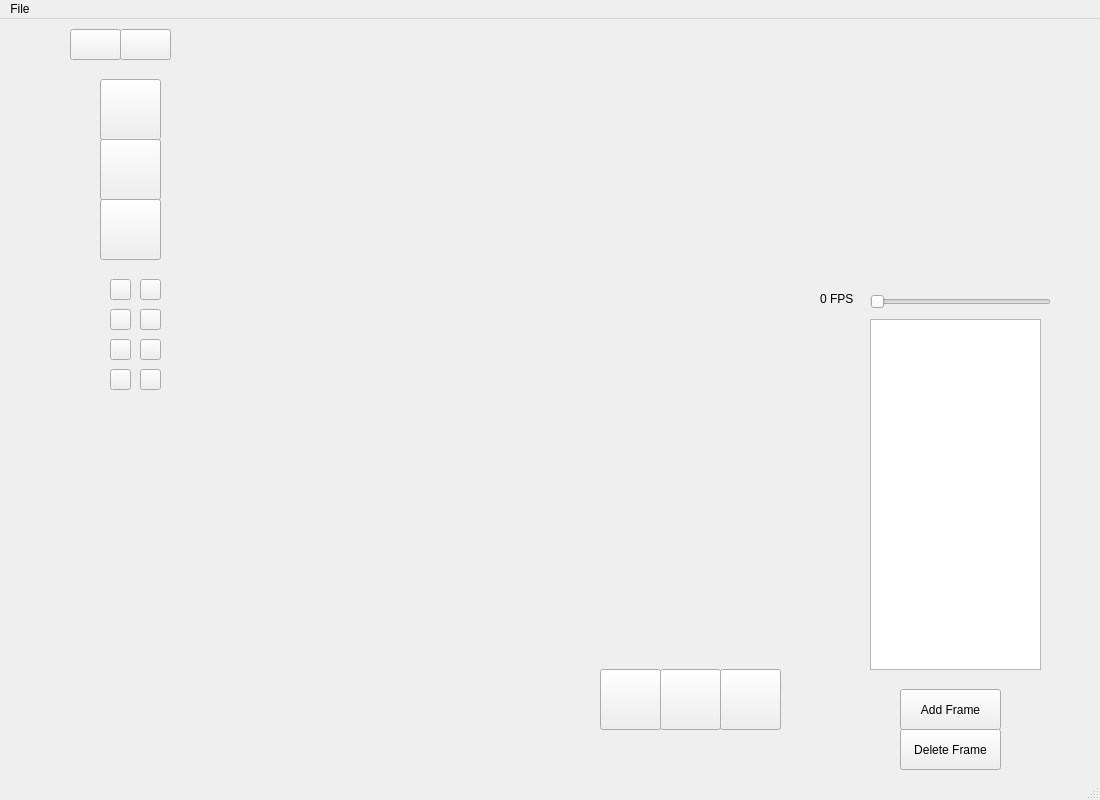
Above: SpriteEditor/spriteview.ui from bestcreator01/sprite-editor before the change. Below: the same form after it.
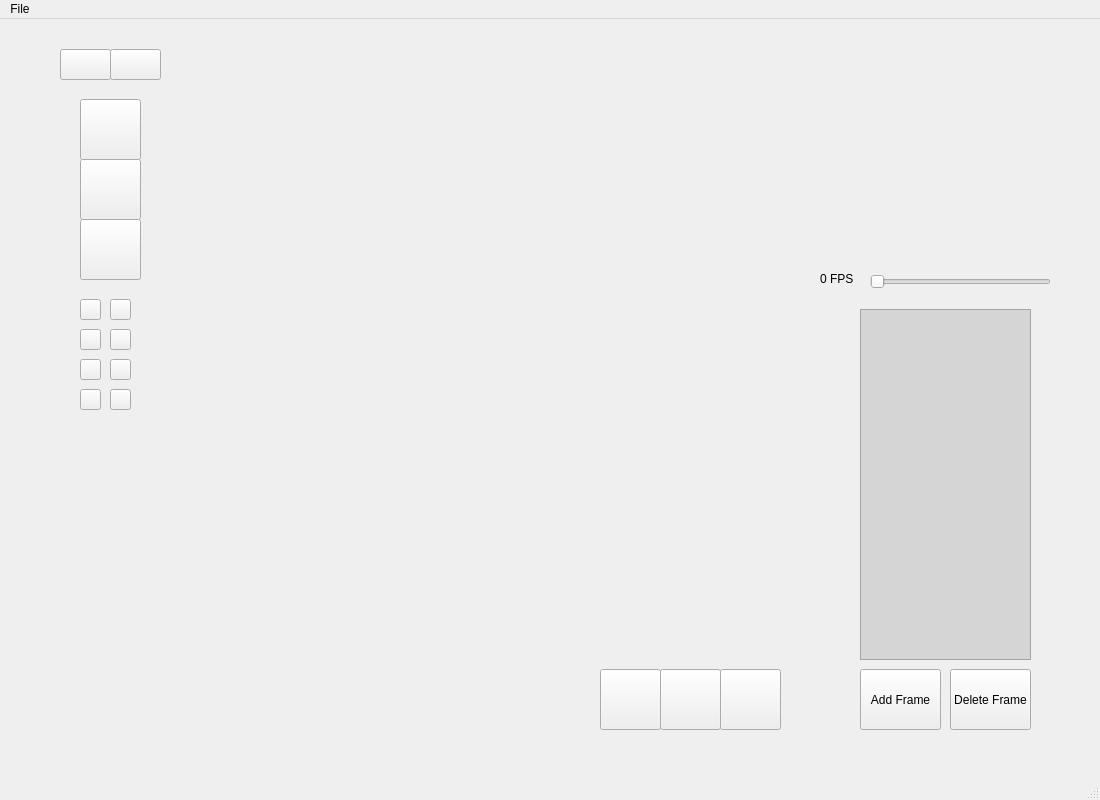
That is the form after the change.

```diff
--- a/SpriteEditor/spriteview.ui
+++ b/SpriteEditor/spriteview.ui
@@ -16,6 +16,12 @@
   <property name="windowTitle">
    <string>SpriteView</string>
   </property>
+  <property name="autoFillBackground">
+   <bool>false</bool>
+  </property>
+  <property name="styleSheet">
+   <string notr="true"/>
+  </property>
   <widget class="QWidget" name="centralwidget">
    <widget class="QLabel" name="pixelCanvas">
     <property name="geometry">
@@ -36,8 +42,8 @@
    <widget class="QPushButton" name="penButton">
     <property name="geometry">
      <rect>
-      <x>100</x>
-      <y>60</y>
+      <x>80</x>
+      <y>80</y>
       <width>61</width>
       <height>61</height>
      </rect>
@@ -55,8 +61,8 @@
    <widget class="QPushButton" name="eraserButton">
     <property name="geometry">
      <rect>
-      <x>100</x>
-      <y>120</y>
+      <x>80</x>
+      <y>140</y>
       <width>61</width>
       <height>61</height>
      </rect>
@@ -74,8 +80,8 @@
    <widget class="QPushButton" name="sprayButton">
     <property name="geometry">
      <rect>
-      <x>100</x>
-      <y>180</y>
+      <x>80</x>
+      <y>200</y>
       <width>61</width>
       <height>61</height>
      </rect>
@@ -94,7 +100,7 @@
     <property name="geometry">
      <rect>
       <x>870</x>
-      <y>270</y>
+      <y>250</y>
       <width>181</width>
       <height>25</height>
      </rect>
@@ -112,10 +118,10 @@
    <widget class="QPushButton" name="addFrame">
     <property name="geometry">
      <rect>
-      <x>900</x>
-      <y>670</y>
-      <width>101</width>
-      <height>41</height>
+      <x>860</x>
+      <y>650</y>
+      <width>81</width>
+      <height>61</height>
      </rect>
     </property>
     <property name="text">
@@ -125,10 +131,10 @@
    <widget class="QPushButton" name="deleteFrame">
     <property name="geometry">
      <rect>
-      <x>900</x>
-      <y>710</y>
-      <width>101</width>
-      <height>41</height>
+      <x>950</x>
+      <y>650</y>
+      <width>81</width>
+      <height>61</height>
      </rect>
     </property>
     <property name="text">
@@ -139,7 +145,7 @@
     <property name="geometry">
      <rect>
       <x>820</x>
-      <y>270</y>
+      <y>250</y>
       <width>51</width>
       <height>20</height>
      </rect>
@@ -151,18 +157,21 @@
    <widget class="QListWidget" name="listWidget">
     <property name="geometry">
      <rect>
-      <x>870</x>
-      <y>300</y>
+      <x>860</x>
+      <y>290</y>
       <width>171</width>
       <height>351</height>
      </rect>
     </property>
+    <property name="styleSheet">
+     <string notr="true">background-color: rgb(213, 213, 213)</string>
+    </property>
    </widget>
    <widget class="QPushButton" name="colorRed">
     <property name="geometry">
      <rect>
-      <x>110</x>
-      <y>260</y>
+      <x>80</x>
+      <y>280</y>
       <width>21</width>
       <height>21</height>
      </rect>
@@ -174,8 +183,8 @@
    <widget class="QPushButton" name="colorOrange">
     <property name="geometry">
      <rect>
-      <x>140</x>
-      <y>260</y>
+      <x>110</x>
+      <y>280</y>
       <width>21</width>
       <height>21</height>
      </rect>
@@ -187,8 +196,8 @@
    <widget class="QPushButton" name="colorYellow">
     <property name="geometry">
      <rect>
-      <x>110</x>
-      <y>290</y>
+      <x>80</x>
+      <y>310</y>
       <width>21</width>
       <height>21</height>
      </rect>
@@ -200,8 +209,8 @@
    <widget class="QPushButton" name="colorGreen">
     <property name="geometry">
      <rect>
-      <x>140</x>
-      <y>290</y>
+      <x>110</x>
+      <y>310</y>
       <width>21</width>
       <height>21</height>
      </rect>
@@ -270,8 +279,8 @@
    <widget class="QPushButton" name="undoButton">
     <property name="geometry">
      <rect>
-      <x>70</x>
-      <y>10</y>
+      <x>60</x>
+      <y>30</y>
       <width>51</width>
       <height>31</height>
      </rect>
@@ -289,8 +298,8 @@
    <widget class="QPushButton" name="redoButton">
     <property name="geometry">
      <rect>
-      <x>120</x>
-      <y>10</y>
+      <x>110</x>
+      <y>30</y>
       <width>51</width>
       <height>31</height>
      </rect>
@@ -308,8 +317,8 @@
    <widget class="QPushButton" name="colorPurple">
     <property name="geometry">
      <rect>
-      <x>140</x>
-      <y>320</y>
+      <x>110</x>
+      <y>340</y>
       <width>21</width>
       <height>21</height>
      </rect>
@@ -321,8 +330,8 @@
    <widget class="QPushButton" name="colorWhite">
     <property name="geometry">
      <rect>
-      <x>140</x>
-      <y>350</y>
+      <x>110</x>
+      <y>370</y>
       <width>21</width>
       <height>21</height>
      </rect>
@@ -334,8 +343,8 @@
    <widget class="QPushButton" name="colorBlack">
     <property name="geometry">
      <rect>
-      <x>110</x>
-      <y>350</y>
+      <x>80</x>
+      <y>370</y>
       <width>21</width>
       <height>21</height>
      </rect>
@@ -347,8 +356,8 @@
    <widget class="QPushButton" name="colorBlue">
     <property name="geometry">
      <rect>
-      <x>110</x>
-      <y>320</y>
+      <x>80</x>
+      <y>340</y>
       <width>21</width>
       <height>21</height>
      </rect>
```
